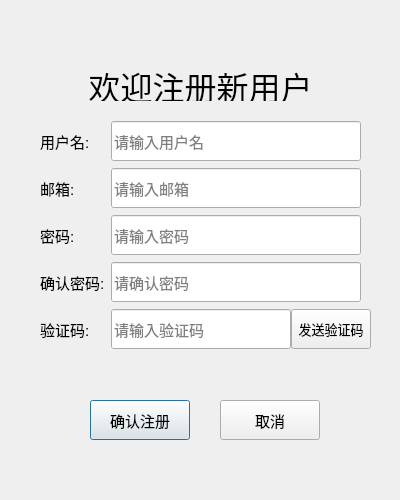
Before: the Qt Designer form Client/ui/RegisterDialog.ui in mint142344/WeChat, drawn with Qt 5.
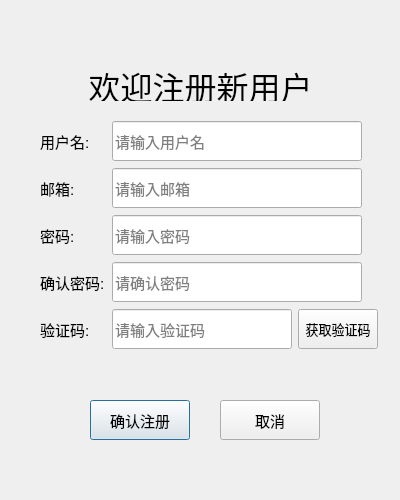
After: the same form once the commit is applied. Custom widgets are drawn as their Qt base class.

Commit message: 自定义验证码倒计时按钮 自定义LineEdit 支持leading action和visible button 联调成功

Diff of the .ui file:
```diff
--- a/Client/ui/RegisterDialog.ui
+++ b/Client/ui/RegisterDialog.ui
@@ -106,12 +106,12 @@
     <string>取消</string>
    </property>
   </widget>
-  <widget class="QWidget" name="">
+  <widget class="QWidget" name="layoutWidget">
    <property name="geometry">
     <rect>
      <x>40</x>
      <y>120</y>
-     <width>331</width>
+     <width>338</width>
      <height>261</height>
     </rect>
    </property>
@@ -303,7 +303,7 @@
      </widget>
     </item>
     <item row="4" column="2">
-     <widget class="QPushButton" name="button_sendCode">
+     <widget class="TimerButton" name="button_get_code">
       <property name="minimumSize">
        <size>
         <width>80</width>
@@ -322,7 +322,7 @@
        </font>
       </property>
       <property name="text">
-       <string>发送验证码</string>
+       <string>获取验证码</string>
       </property>
      </widget>
     </item>
@@ -351,6 +351,18 @@
    </layout>
   </widget>
  </widget>
+ <customwidgets>
+  <customwidget>
+   <class>TimerButton</class>
+   <extends>QPushButton</extends>
+   <header>custom/TimerButton.h</header>
+  </customwidget>
+  <customwidget>
+   <class>PasswdLineEdit</class>
+   <extends>QLineEdit</extends>
+   <header>custom/PasswdLineEdit.h</header>
+  </customwidget>
+ </customwidgets>
  <resources/>
  <connections/>
 </ui>
```
Left out of the diff: 31 changed lines with no effect on the pictures. The commit also changes 18 other files.
